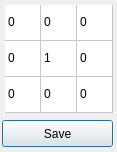
First picture: the form in forms/Filter2D.ui, repository hmkum/opencvdemo-gui, before the edit.
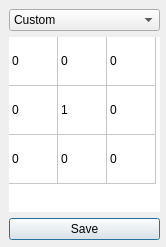
Second picture: the form after the edit.

Commit message: Filter menüsüne kernel seçmek için dropdown menü eklendi. 8 adet kernel öntanımlı olarak eklendi.

What changed in the file:
```diff
--- a/forms/Filter2D.ui
+++ b/forms/Filter2D.ui
@@ -6,22 +6,74 @@
    <rect>
     <x>0</x>
     <y>0</y>
-    <width>117</width>
-    <height>152</height>
+    <width>166</width>
+    <height>247</height>
    </rect>
   </property>
   <property name="windowTitle">
    <string>Dialog</string>
   </property>
+  <widget class="QWidget" name="verticalLayoutWidget">
+   <property name="geometry">
+    <rect>
+     <x>9</x>
+     <y>9</y>
+     <width>151</width>
+     <height>231</height>
+    </rect>
+   </property>
+   <layout class="QVBoxLayout" name="verticalLayout">
+    <item>
+     <widget class="QComboBox" name="comboBox">
+      <item>
+       <property name="text">
+        <string>Custom</string>
+       </property>
+      </item>
+      <item>
+       <property name="text">
+        <string>Identity</string>
+       </property>
+      </item>
+      <item>
+       <property name="text">
+        <string>Gauissian Blur</string>
+       </property>
+      </item>
+      <item>
+       <property name="text">
+        <string>Bottom Sobel</string>
+       </property>
+      </item>
+      <item>
+       <property name="text">
+        <string>Top Sobel</string>
+       </property>
+      </item>
+      <item>
+       <property name="text">
+        <string>Left Sobel</string>
+       </property>
+      </item>
+      <item>
+       <property name="text">
+        <string>Right Sobel</string>
+       </property>
+      </item>
+      <item>
+       <property name="text">
+        <string>Outline</string>
+       </property>
+      </item>
+      <item>
+       <property name="text">
+        <string>Sharpen</string>
+       </property>
+      </item>
+     </widget>
+    </item>
+    <item>
   <widget class="QTableWidget" name="tableWidget">
-   <property name="geometry">
-    <rect>
-     <x>5</x>
-     <y>5</y>
-     <width>108</width>
-     <height>108</height>
-    </rect>
-   </property>
    <property name="frameShape">
     <enum>QFrame::NoFrame</enum>
    </property>
@@ -41,7 +93,7 @@
     <bool>false</bool>
    </attribute>
    <attribute name="horizontalHeaderDefaultSectionSize">
-    <number>36</number>
+       <number>49</number>
    </attribute>
    <attribute name="horizontalHeaderHighlightSections">
     <bool>false</bool>
@@ -53,7 +105,7 @@
     <bool>false</bool>
    </attribute>
    <attribute name="verticalHeaderDefaultSectionSize">
-    <number>36</number>
+       <number>49</number>
    </attribute>
    <attribute name="verticalHeaderHighlightSections">
     <bool>false</bool>
@@ -137,18 +189,15 @@
     </property>
    </item>
   </widget>
+    </item>
+    <item>
   <widget class="QPushButton" name="btnSave">
-   <property name="geometry">
-    <rect>
-     <x>2</x>
-     <y>120</y>
-     <width>111</width>
-     <height>27</height>
-    </rect>
-   </property>
    <property name="text">
     <string>Save</string>
    </property>
+     </widget>
+    </item>
+   </layout>
   </widget>
  </widget>
  <resources/>
```
Lines whose indentation alone changed are shown as unchanged. The commit also changes 3 other files.
